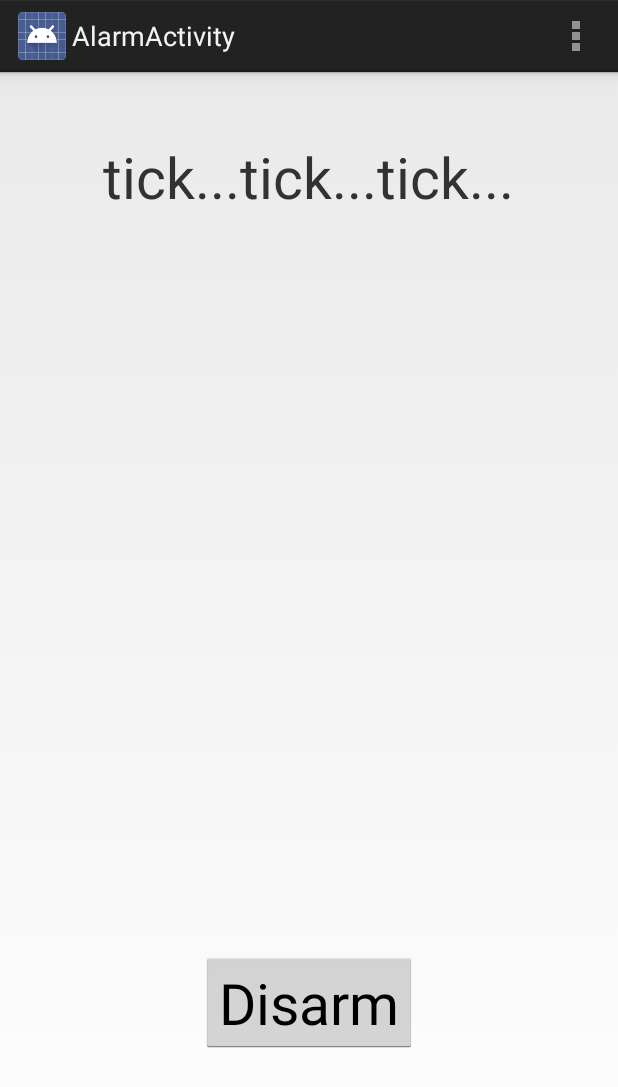
After one commit to dpratt7/DaBombClock, an Android app: the AlarmActivity screen opened directly, with no data from a screen before it, on a phone screen of 412 x 824 dp. The commit adds this screen. Shown: the top 1087 px of the screen. Run offline under Robolectric (Android 15) with nearby library versions, the phone set to English and light mode, and no system bars.

Commit message:
added AlarmActivity

```diff
--- a/app/src/main/AndroidManifest.xml
+++ b/app/src/main/AndroidManifest.xml
@@ -26,10 +26,13 @@
             android:exported="false" >
         </service>
 
-        <receiver
-            android:name="com.group.dabomb.dabomb.AlarmReceiver">
+        <receiver android:name=".AlarmReceiver" >
         </receiver>
 
+        <activity
+            android:name=".AlarmActivity"
+            android:label="@string/title_activity_alarm" >
+        </activity>
     </application>
 
 </manifest>
--- /dev/null
+++ b/app/src/main/java/com/group/dabomb/dabomb/AlarmActivity.java
@@ -0,0 +1,36 @@
+package com.group.dabomb.dabomb;
+
+import android.app.Activity;
+import android.os.Bundle;
+import android.view.Menu;
+import android.view.MenuItem;
+
+
+public class AlarmActivity extends Activity {
+
+    @Override
+    protected void onCreate(Bundle savedInstanceState) {
+        super.onCreate(savedInstanceState);
+        setContentView(R.layout.activity_alarm);
+    }
+
+
+    @Override
+    public boolean onCreateOptionsMenu(Menu menu) {
+        // Inflate the menu; this adds items to the action bar if it is present.
+        getMenuInflater().inflate(R.menu.alarm, menu);
+        return true;
+    }
+
+    @Override
+    public boolean onOptionsItemSelected(MenuItem item) {
+        // Handle action bar item clicks here. The action bar will
+        // automatically handle clicks on the Home/Up button, so long
+        // as you specify a parent activity in AndroidManifest.xml.
+        int id = item.getItemId();
+        if (id == R.id.action_settings) {
+            return true;
+        }
+        return super.onOptionsItemSelected(item);
+    }
+}
--- /dev/null
+++ b/app/src/main/res/layout/activity_alarm.xml
@@ -0,0 +1,29 @@
+<RelativeLayout xmlns:android="http://schemas.android.com/apk/res/android"
+    xmlns:tools="http://schemas.android.com/tools"
+    android:layout_width="match_parent"
+    android:layout_height="match_parent"
+    android:paddingLeft="@dimen/activity_horizontal_margin"
+    android:paddingRight="@dimen/activity_horizontal_margin"
+    android:paddingTop="@dimen/activity_vertical_margin"
+    android:paddingBottom="@dimen/activity_vertical_margin"
+    tools:context="com.group.dabomb.dabomb.AlarmActivity">
+
+    <TextView
+        android:layout_width="wrap_content"
+        android:layout_height="wrap_content"
+        android:layout_alignParentTop="true"
+        android:layout_centerHorizontal="true"
+        android:layout_marginTop="28dp"
+        android:text="tick...tick...tick..."
+        android:textSize="38dp" />
+
+    <Button
+        android:layout_width="wrap_content"
+        android:layout_height="wrap_content"
+        android:layout_alignParentBottom="true"
+        android:layout_centerHorizontal="true"
+        android:layout_marginBottom="106dp"
+        android:text="Disarm"
+        android:textSize="38dp" />
+
+</RelativeLayout>
--- /dev/null
+++ b/app/src/main/res/menu/alarm.xml
@@ -0,0 +1,8 @@
+<menu xmlns:android="http://schemas.android.com/apk/res/android"
+    xmlns:tools="http://schemas.android.com/tools"
+    tools:context="com.group.dabomb.dabomb.AlarmActivity" >
+    <item android:id="@+id/action_settings"
+        android:title="@string/action_settings"
+        android:orderInCategory="100"
+        android:showAsAction="never" />
+</menu>
--- a/app/src/main/res/values/strings.xml
+++ b/app/src/main/res/values/strings.xml
@@ -7,5 +7,6 @@
     <string name="title_activity_schedule">Schedule</string>
     <string name="select">Arm</string>
     <string name="cancel">Disarm</string>
+    <string name="title_activity_alarm">AlarmActivity</string>
 
 </resources>
```
Also changed, not shown: 1 other file.
